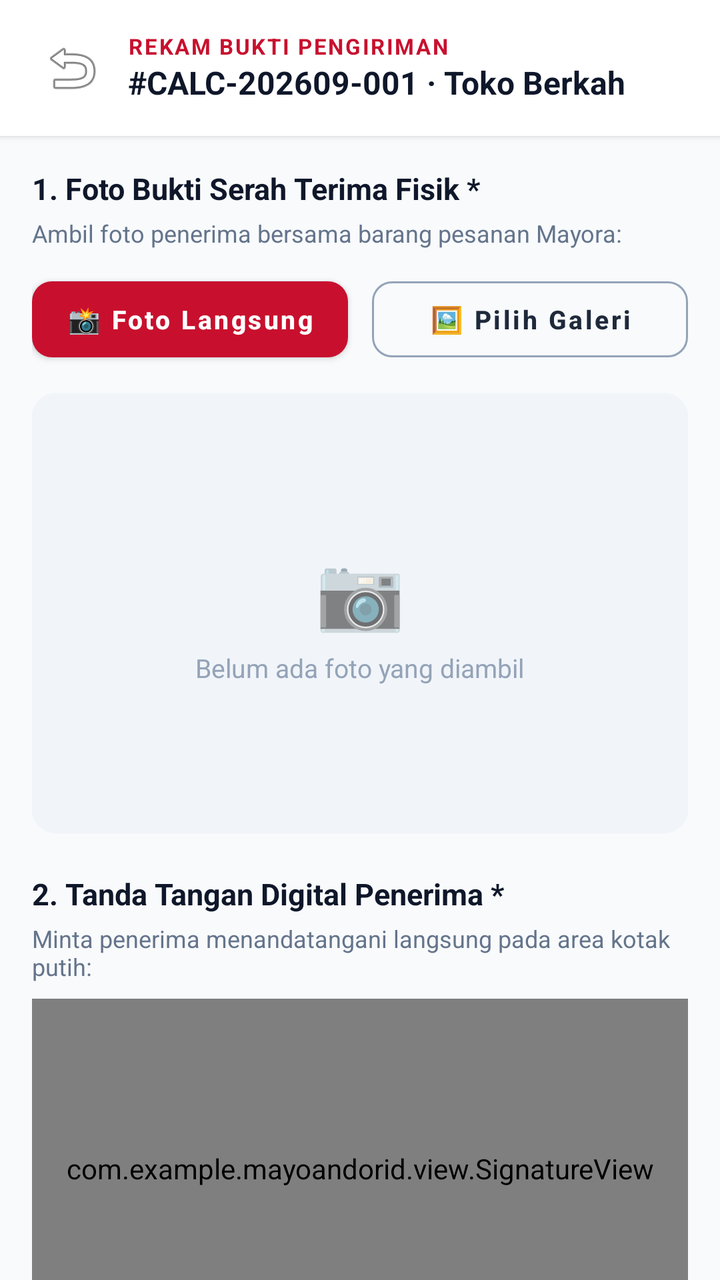
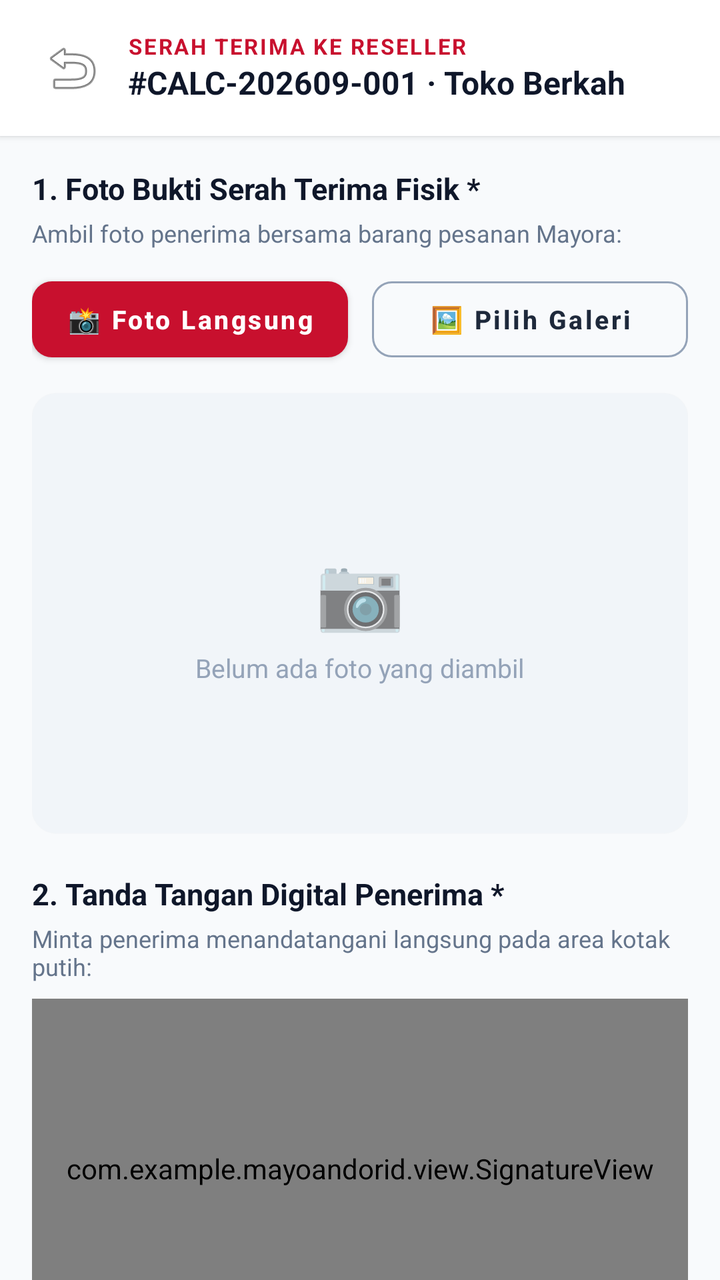

Two renders of the same Android screen: before a commit and after it. Below are the layout's source before the change and the commit's diff.
<!-- AndroidManifest.xml: application theme Theme.Mayoandorid -->
<!-- res/layout/activity_pod.xml -->
<?xml version="1.0" encoding="utf-8"?>
<LinearLayout xmlns:android="http://schemas.android.com/apk/res/android"
    xmlns:app="http://schemas.android.com/apk/res-auto"
    android:id="@+id/podRoot"
    android:layout_width="match_parent"
    android:layout_height="match_parent"
    android:orientation="vertical"
    android:background="@color/slate_50">

    
    <LinearLayout
        android:id="@+id/podHeaderBar"
        android:layout_width="match_parent"
        android:layout_height="wrap_content"
        android:orientation="horizontal"
        android:paddingHorizontal="16dp"
        android:paddingVertical="14dp"
        android:background="@color/white"
        android:gravity="center_vertical"
        android:elevation="2dp">

        <ImageButton
            android:id="@+id/btnBack"
            android:layout_width="40dp"
            android:layout_height="40dp"
            android:background="?attr/selectableItemBackgroundBorderless"
            android:src="@android:drawable/ic_menu_revert"
            android:contentDescription="Kembali"
            android:layout_marginEnd="8dp" />

        <LinearLayout
            android:layout_width="match_parent"
            android:layout_height="wrap_content"
            android:orientation="vertical">

            <TextView
                android:layout_width="wrap_content"
                android:layout_height="wrap_content"
                android:text="REKAM BUKTI PENGIRIMAN"
                android:textColor="@color/primary_red"
                android:textSize="11sp"
                android:textStyle="bold"
                android:letterSpacing="0.08" />

            <TextView
                android:id="@+id/tvOrderTitle"
                android:layout_width="wrap_content"
                android:layout_height="wrap_content"
                android:text="#CALC-202609-001 · Toko Berkah"
                android:textColor="@color/slate_900"
                android:textSize="16sp"
                android:textStyle="bold" />
        </LinearLayout>
    </LinearLayout>

    
    <androidx.core.widget.NestedScrollView
        android:id="@+id/podScrollView"
        android:layout_width="match_parent"
        android:layout_height="0dp"
        android:layout_weight="1"
        android:fillViewport="true">

        <LinearLayout
            android:layout_width="match_parent"
            android:layout_height="wrap_content"
            android:orientation="vertical"
            android:paddingHorizontal="16dp"
            android:paddingTop="16dp"
            android:paddingBottom="40dp">

            
            <androidx.cardview.widget.CardView
                android:id="@+id/cardSelectedOrdersSummary"
                android:layout_width="match_parent"
                android:layout_height="wrap_content"
                android:layout_marginBottom="16dp"
                android:visibility="gone"
                app:cardCornerRadius="12dp"
                app:cardElevation="1dp"
                app:cardBackgroundColor="@color/blue_50">

                <LinearLayout
                    android:layout_width="match_parent"
                    android:layout_height="wrap_content"
                    android:orientation="vertical"
                    android:padding="12dp">

                    <TextView
                        android:id="@+id/tvBulkSummaryHeader"
                        android:layout_width="wrap_content"
                        android:layout_height="wrap_content"
                        android:text="📦 Serah Terima Sekaligus (3 Pesanan)"
                        android:textColor="@color/blue_800"
                        android:textSize="13sp"
                        android:textStyle="bold" />

                    <TextView
                        android:id="@+id/tvBulkOrdersList"
                        android:layout_width="match_parent"
                        android:layout_height="wrap_content"
                        android:text="#CALC-001, #CALC-002"
                        android:textColor="@color/slate_700"
                        android:textSize="12sp"
                        android:layout_marginTop="4dp" />
                </LinearLayout>
            </androidx.cardview.widget.CardView>

            
            <TextView
                android:layout_width="wrap_content"
                android:layout_height="wrap_content"
                android:text="1. Foto Bukti Serah Terima Fisik *"
                android:textColor="@color/slate_900"
                android:textSize="15sp"
                android:textStyle="bold"
                android:layout_marginBottom="4dp" />

            <TextView
                android:layout_width="wrap_content"
                android:layout_height="wrap_content"
                android:text="Ambil foto penerima bersama barang pesanan Mayora:"
                android:textColor="@color/slate_500"
                android:textSize="12sp"
                android:layout_marginBottom="10dp" />

            
            <LinearLayout
                android:layout_width="match_parent"
                android:layout_height="wrap_content"
                android:orientation="horizontal"
                android:layout_marginBottom="12dp">

                <com.google.android.material.button.MaterialButton
                    android:id="@+id/btnTakePhotoCamera"
                    android:layout_width="0dp"
                    android:layout_height="50dp"
                    android:layout_weight="1"
                    android:text="📸 Foto Langsung"
                    android:textAllCaps="false"
                    android:textSize="13sp"
                    android:textStyle="bold"
                    app:cornerRadius="10dp"
                    app:backgroundTint="@color/primary_red"
                    android:textColor="@color/white"
                    android:layout_marginEnd="6dp" />

                <com.google.android.material.button.MaterialButton
                    android:id="@+id/btnChooseGallery"
                    android:layout_width="0dp"
                    android:layout_height="50dp"
                    android:layout_weight="1"
                    android:text="🖼️ Pilih Galeri"
                    android:textAllCaps="false"
                    android:textSize="13sp"
                    android:textStyle="bold"
                    style="@style/Widget.MaterialComponents.Button.OutlinedButton"
                    app:strokeColor="@color/slate_400"
                    android:textColor="@color/slate_800"
                    app:cornerRadius="10dp"
                    android:layout_marginStart="6dp" />
            </LinearLayout>

            
            <androidx.cardview.widget.CardView
                android:id="@+id/cardPhotoPreview"
                android:layout_width="match_parent"
                android:layout_height="220dp"
                app:cardCornerRadius="12dp"
                app:cardElevation="1dp"
                android:layout_marginBottom="20dp"
                app:cardBackgroundColor="@color/slate_100">

                <RelativeLayout
                    android:layout_width="match_parent"
                    android:layout_height="match_parent">

                    <ImageView
                        android:id="@+id/ivPhotoPreview"
                        android:layout_width="match_parent"
                        android:layout_height="match_parent"
                        android:scaleType="centerCrop"
                        android:contentDescription="Pratinjau Foto" />

                    <LinearLayout
                        android:id="@+id/layoutPhotoPlaceholder"
                        android:layout_width="wrap_content"
                        android:layout_height="wrap_content"
                        android:orientation="vertical"
                        android:gravity="center"
                        android:layout_centerInParent="true">

                        <TextView
                            android:layout_width="wrap_content"
                            android:layout_height="wrap_content"
                            android:text="📷"
                            android:textSize="36sp" />

                        <TextView
                            android:layout_width="wrap_content"
                            android:layout_height="wrap_content"
                            android:text="Belum ada foto yang diambil"
                            android:textColor="@color/slate_400"
                            android:textSize="13sp"
                            android:layout_marginTop="6dp" />
                    </LinearLayout>

                    <com.google.android.material.button.MaterialButton
                        android:id="@+id/btnClearPhoto"
                        android:layout_width="wrap_content"
                        android:layout_height="36dp"
                        android:text="✕ Hapus Foto"
                        android:textAllCaps="false"
                        android:textSize="11sp"
                        app:backgroundTint="@color/slate_900"
                        android:textColor="@color/white"
                        android:layout_alignParentEnd="true"
                        android:layout_alignParentTop="true"
                        android:layout_margin="10dp"
                        android:visibility="gone" />
                </RelativeLayout>
            </androidx.cardview.widget.CardView>

            
            <TextView
                android:layout_width="wrap_content"
                android:layout_height="wrap_content"
                android:text="2. Tanda Tangan Digital Penerima *"
                android:textColor="@color/slate_900"
                android:textSize="15sp"
                android:textStyle="bold"
                android:layout_marginBottom="4dp" />

            <TextView
                android:layout_width="wrap_content"
                android:layout_height="wrap_content"
                android:text="Minta penerima menandatangani langsung pada area kotak putih:"
                android:textColor="@color/slate_500"
                android:textSize="12sp"
                android:layout_marginBottom="8dp" />

            <com.example.mayoandorid.view.SignatureView
                android:id="@+id/signatureView"
                android:layout_width="match_parent"
                android:layout_height="170dp"
                android:background="@drawable/bg_signature_pad" />

            <com.google.android.material.button.MaterialButton
                android:id="@+id/btnClearSignature"
                android:layout_width="wrap_content"
                android:layout_height="wrap_content"
                android:text="Bersihkan / Ulangi Tanda Tangan"
                android:textAllCaps="false"
                android:textSize="12sp"
                style="@style/Widget.MaterialComponents.Button.TextButton"
                android:textColor="@color/slate_600"
                android:layout_gravity="end"
                android:layout_marginBottom="16dp" />

            
            <TextView
                android:layout_width="wrap_content"
                android:layout_height="wrap_content"
                android:text="3. Identitas Penerima &amp; Catatan"
                android:textColor="@color/slate_900"
                android:textSize="15sp"
                android:textStyle="bold"
                android:layout_marginBottom="8dp" />

            <com.google.android.material.textfield.TextInputLayout
                android:id="@+id/tilRecipientName"
                android:layout_width="match_parent"
                android:layout_height="wrap_content"
                android:hint="Nama Lengkap Penerima *"
                style="@style/Widget.MaterialComponents.TextInputLayout.OutlinedBox"
                android:layout_marginBottom="12dp">

                <com.google.android.material.textfield.TextInputEditText
                    android:id="@+id/etRecipientName"
                    android:layout_width="match_parent"
                    android:layout_height="wrap_content"
                    android:imeOptions="actionNext"
                    android:inputType="textPersonName" />
            </com.google.android.material.textfield.TextInputLayout>

            <com.google.android.material.textfield.TextInputLayout
                android:id="@+id/tilNotes"
                android:layout_width="match_parent"
                android:layout_height="wrap_content"
                android:hint="Catatan Pengiriman (Opsional)"
                style="@style/Widget.MaterialComponents.TextInputLayout.OutlinedBox"
                android:layout_marginBottom="24dp">

                <com.google.android.material.textfield.TextInputEditText
                    android:id="@+id/etNotes"
                    android:layout_width="match_parent"
                    android:layout_height="wrap_content"
                    android:imeOptions="actionDone"
                    android:lines="2"
                    android:inputType="textMultiLine" />
            </com.google.android.material.textfield.TextInputLayout>

            
            <com.google.android.material.button.MaterialButton
                android:id="@+id/btnSubmitPod"
                android:layout_width="match_parent"
                android:layout_height="54dp"
                android:text="Kirim Bukti Pengiriman (Selesai)"
                android:textAllCaps="false"
                android:textSize="15sp"
                android:textStyle="bold"
                app:cornerRadius="10dp"
                app:backgroundTint="@color/emerald_600"
                android:textColor="@color/white" />

            <ProgressBar
                android:id="@+id/progressBarPod"
                android:layout_width="wrap_content"
                android:layout_height="wrap_content"
                android:layout_gravity="center"
                android:layout_marginTop="12dp"
                android:visibility="gone" />

        </LinearLayout>
    </androidx.core.widget.NestedScrollView>
</LinearLayout>
<!-- resources referenced by this layout -->
<resources>
  <color name="blue_50">#EFF6FF</color>
  <color name="blue_800">#1E40AF</color>
  <color name="emerald_600">#059669</color>
  <color name="primary_red">#C8102E</color>
  <color name="slate_100">#F1F5F9</color>
  <color name="slate_400">#94A3B8</color>
  <color name="slate_50">#F8FAFC</color>
  <color name="slate_500">#64748B</color>
  <color name="slate_600">#475569</color>
  <color name="slate_700">#334155</color>
  <color name="slate_800">#1E293B</color>
  <color name="slate_900">#0F172A</color>
  <color name="white">#FFFFFF</color>
  <!-- drawable bg_signature_pad (drawable) -->
  <?xml version="1.0" encoding="utf-8"?>
  <shape xmlns:android="http://schemas.android.com/apk/res/android">
      <solid android:color="@color/white" />
      <corners android:radius="10dp" />
      <stroke android:width="2dp" android:color="@color/slate_300" />
  </shape>
  <style name="Theme.Mayoandorid" parent="Theme.MaterialComponents.Light.NoActionBar">
          <item name="colorPrimary">@color/primary_red</item>
          <item name="colorPrimaryVariant">@color/primary_red_dark</item>
          <item name="colorOnPrimary">@color/white</item>
          <item name="colorSecondary">@color/slate_900</item>
          <item name="colorSecondaryVariant">@color/slate_800</item>
          <item name="colorOnSecondary">@color/white</item>
          <item name="android:statusBarColor">@color/white</item>
          <item name="android:windowLightStatusBar">true</item>
          <item name="android:navigationBarColor">@color/white</item>
          <item name="android:windowLightNavigationBar">true</item>
          <item name="android:windowBackground">@color/slate_50</item>
      </style>
  <color name="slate_300">#CBD5E1</color>
  <color name="primary_red_dark">#990011</color>
</resources>

<!-- the commit's change to res/layout/activity_pod.xml (unified diff, before → after) -->
@@ -36,7 +36,7 @@
             <TextView
                 android:layout_width="wrap_content"
                 android:layout_height="wrap_content"
-                android:text="REKAM BUKTI PENGIRIMAN"
+                android:text="SERAH TERIMA KE RESELLER"
                 android:textColor="@color/primary_red"
                 android:textSize="11sp"
                 android:textStyle="bold"
@@ -90,7 +90,7 @@
                         android:id="@+id/tvBulkSummaryHeader"
                         android:layout_width="wrap_content"
                         android:layout_height="wrap_content"
-                        android:text="📦 Serah Terima Sekaligus (3 Pesanan)"
+                        android:text="🤝 Serah Terima ke Reseller (3 Pesanan)"
                         android:textColor="@color/blue_800"
                         android:textSize="13sp"
                         android:textStyle="bold" />
